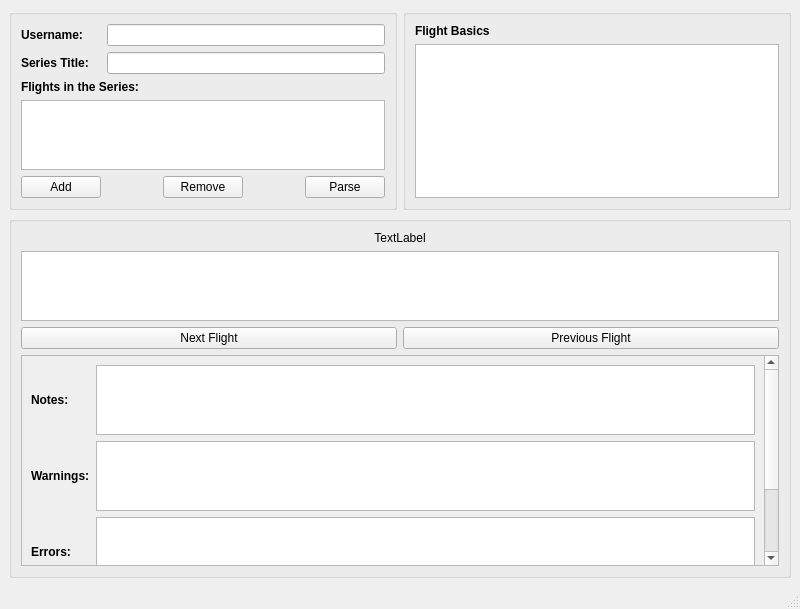
astrobokonon/SOFIACruiseTools, file SOFIACruiseTools/Reviewer/mainwindow.ui: the form before one commit.
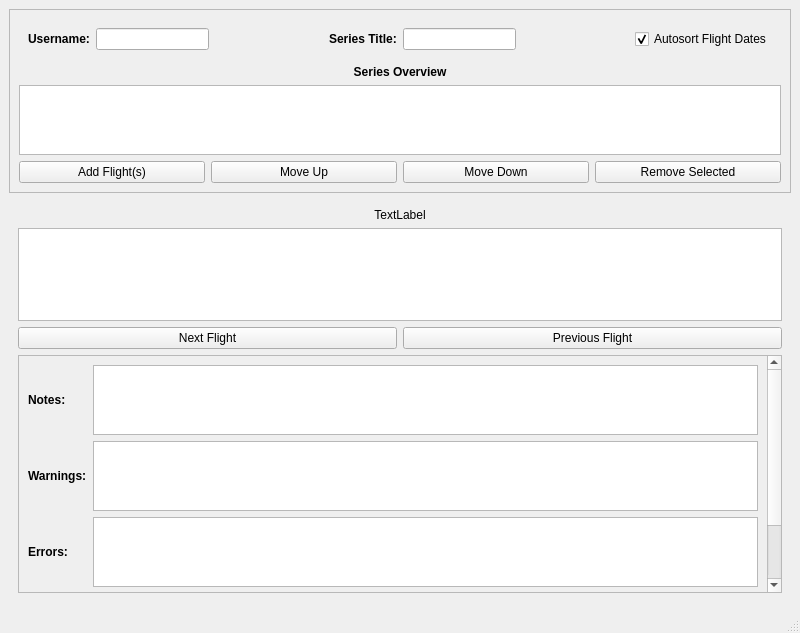
The form after the commit.

Commit message: New reviewer UI!  Simpler and better. Need to change around code now to match new layout/buttons

What changed in the file:
```diff
--- a/SOFIACruiseTools/Reviewer/mainwindow.ui
+++ b/SOFIACruiseTools/Reviewer/mainwindow.ui
@@ -7,7 +7,7 @@
     <x>0</x>
     <y>0</y>
     <width>800</width>
-    <height>609</height>
+    <height>633</height>
    </rect>
   </property>
   <property name="windowTitle">
@@ -15,46 +15,22 @@
   </property>
   <widget class="QWidget" name="centralwidget">
    <layout class="QGridLayout" name="gridLayout">
-    <item row="1" column="0">
-     <widget class="QGroupBox" name="groupBox">
-      <property name="title">
-       <string/>
+    <item row="0" column="0" rowspan="2" colspan="2">
+     <widget class="QFrame" name="frame">
+      <property name="frameShape">
+       <enum>QFrame::StyledPanel</enum>
       </property>
-      <layout class="QGridLayout" name="gridLayout_2">
-       <item row="5" column="3">
-        <spacer name="horizontalSpacer">
-         <property name="orientation">
-          <enum>Qt::Horizontal</enum>
-         </property>
-         <property name="sizeHint" stdset="0">
-          <size>
-           <width>40</width>
-           <height>20</height>
-          </size>
-         </property>
-        </spacer>
-       </item>
-       <item row="5" column="1">
-        <spacer name="horizontalSpacer_2">
-         <property name="orientation">
-          <enum>Qt::Horizontal</enum>
-         </property>
-         <property name="sizeHint" stdset="0">
-          <size>
-           <width>40</width>
-           <height>20</height>
-          </size>
-         </property>
-        </spacer>
-       </item>
-       <item row="5" column="2">
-        <widget class="QPushButton" name="pushButtonRemoveFlight">
-         <property name="text">
-          <string>Remove</string>
-         </property>
-        </widget>
-       </item>
-       <item row="1" column="0">
+      <property name="frameShadow">
+       <enum>QFrame::Raised</enum>
+      </property>
+      <layout class="QGridLayout" name="gridLayout_3">
+       <item row="0" column="0" colspan="4">
+        <widget class="QWidget" name="widget" native="true">
+         <layout class="QGridLayout" name="gridLayout_6">
+          <item row="0" column="1">
+           <widget class="QLineEdit" name="lineEditUserName"/>
+          </item>
+          <item row="0" column="3">
         <widget class="QLabel" name="labelSeriesTitle">
          <property name="font">
           <font>
@@ -67,13 +43,32 @@
          </property>
         </widget>
        </item>
-       <item row="5" column="0">
-        <widget class="QPushButton" name="pushButtonAddFlight">
+          <item row="0" column="4">
+           <widget class="QLineEdit" name="lineEditSeriesTitle"/>
+          </item>
+          <item row="0" column="6">
+           <widget class="QCheckBox" name="checkBoxAutosortFlights">
          <property name="text">
-          <string>Add</string>
+             <string>Autosort Flight Dates</string>
+            </property>
+            <property name="checked">
+             <bool>true</bool>
          </property>
         </widget>
        </item>
+          <item row="0" column="2">
+           <spacer name="horizontalSpacer">
+            <property name="orientation">
+             <enum>Qt::Horizontal</enum>
+            </property>
+            <property name="sizeHint" stdset="0">
+             <size>
+              <width>40</width>
+              <height>20</height>
+             </size>
+            </property>
+           </spacer>
+          </item>
        <item row="0" column="0">
         <widget class="QLabel" name="labelUsername">
          <property name="font">
@@ -87,7 +82,30 @@
          </property>
         </widget>
        </item>
-       <item row="2" column="0" colspan="3">
+          <item row="0" column="5">
+           <spacer name="horizontalSpacer_2">
+            <property name="orientation">
+             <enum>Qt::Horizontal</enum>
+            </property>
+            <property name="sizeHint" stdset="0">
+             <size>
+              <width>40</width>
+              <height>20</height>
+             </size>
+            </property>
+           </spacer>
+          </item>
+         </layout>
+        </widget>
+       </item>
+       <item row="4" column="3">
+        <widget class="QPushButton" name="pushButtonRemoveFlight">
+         <property name="text">
+          <string>Remove Selected</string>
+         </property>
+        </widget>
+       </item>
+       <item row="1" column="0" colspan="4">
         <widget class="QLabel" name="labelSeriesFlightList">
          <property name="font">
           <font>
@@ -96,59 +114,42 @@
           </font>
          </property>
          <property name="text">
-          <string>Flights in the Series:</string>
+          <string>Series Overview</string>
          </property>
-        </widget>
-       </item>
-       <item row="5" column="4">
-        <widget class="QPushButton" name="pushButtonParseList">
-         <property name="text">
-          <string>Parse</string>
+         <property name="alignment">
+          <set>Qt::AlignCenter</set>
          </property>
         </widget>
        </item>
-       <item row="3" column="0" colspan="5">
-        <widget class="QListWidget" name="listWidgetFlights"/>
-       </item>
-       <item row="1" column="1" colspan="4">
-        <widget class="QLineEdit" name="lineEditSeriesTitle"/>
-       </item>
-       <item row="0" column="1" colspan="4">
-        <widget class="QLineEdit" name="lineEditUserName"/>
-       </item>
-      </layout>
-     </widget>
-    </item>
-    <item row="1" column="1">
-     <widget class="QGroupBox" name="groupBox_2">
-      <property name="title">
-       <string/>
-      </property>
-      <layout class="QGridLayout" name="gridLayout_3">
-       <item row="0" column="0">
-        <widget class="QLabel" name="labelFlightBasics">
-         <property name="font">
-          <font>
-           <weight>75</weight>
-           <bold>true</bold>
-          </font>
-         </property>
-         <property name="text">
-          <string>Flight Basics</string>
-         </property>
-        </widget>
-       </item>
-       <item row="1" column="0">
+       <item row="3" column="0" colspan="4">
         <widget class="QTableWidget" name="tableWidgetFlightBasics"/>
        </item>
+       <item row="4" column="0">
+        <widget class="QPushButton" name="pushButtonAddFlight">
+         <property name="text">
+          <string>Add Flight(s)</string>
+         </property>
+        </widget>
+       </item>
+       <item row="4" column="1">
+        <widget class="QPushButton" name="pushButtonMoveUp">
+         <property name="text">
+          <string>Move Up</string>
+         </property>
+        </widget>
+       </item>
+       <item row="4" column="2">
+        <widget class="QPushButton" name="pushButtonMoveDown">
+         <property name="text">
+          <string>Move Down</string>
+         </property>
+        </widget>
+       </item>
       </layout>
      </widget>
     </item>
     <item row="2" column="0" colspan="2">
-     <widget class="QGroupBox" name="groupBox_3">
-      <property name="title">
-       <string/>
-      </property>
+     <widget class="QFrame" name="frame_3">
       <layout class="QGridLayout" name="gridLayout_4">
        <item row="4" column="0" colspan="2">
         <widget class="QScrollArea" name="scrollArea">
@@ -160,7 +161,7 @@
            <rect>
             <x>0</x>
             <y>0</y>
-            <width>742</width>
+            <width>748</width>
             <height>316</height>
            </rect>
           </property>
```
Lines whose indentation alone changed are shown as unchanged. The commit also changes 1 other file.
